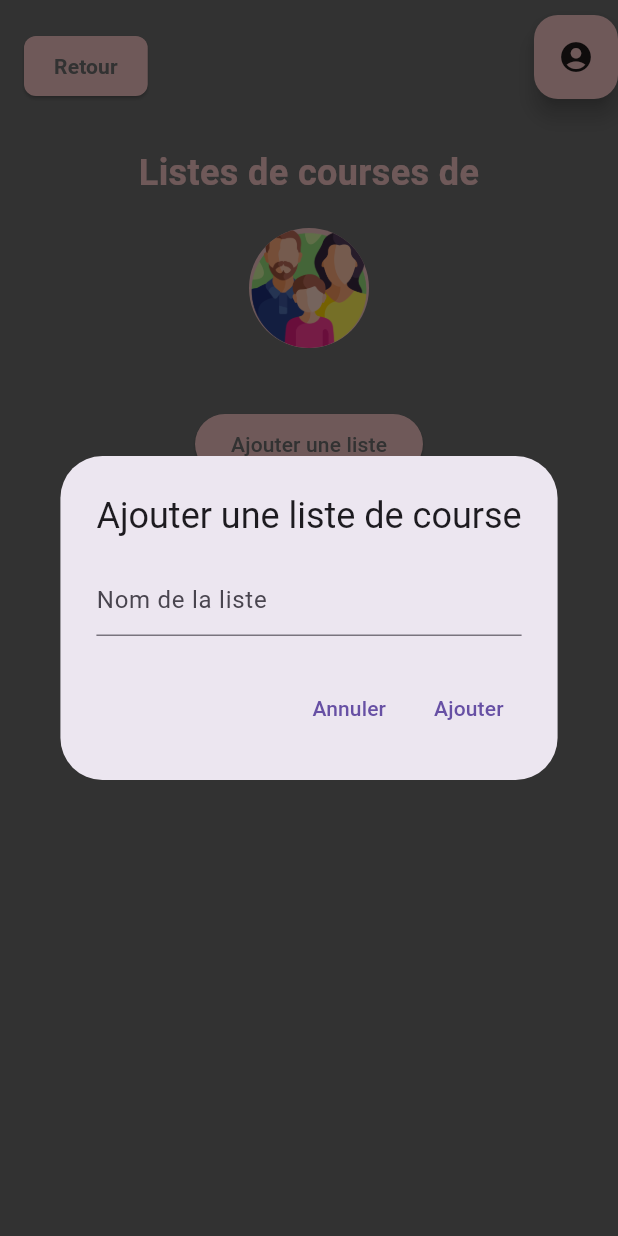
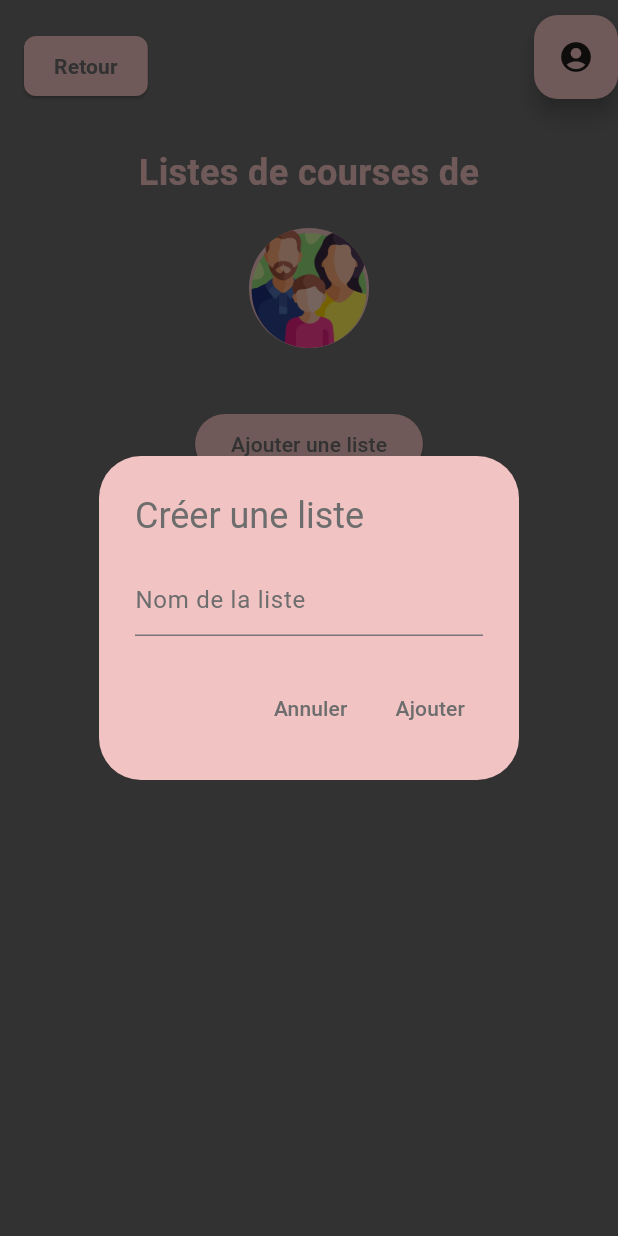
Before and after one commit to GalDen01/SAE-Planificateur-familial, a Flutter app: the GroceryLists screen opened directly with empty values, after a tap on "Ajouter une liste", on a phone screen of 412 x 824 dp. Run offline on Flutter 3.47's test engine with Material 3 defaults, Android fonts, the phone set to English and light mode, and no system bars; generated files the repository leaves out were written again.

Commit message:
Refacto ajout liste pour correspondre a la DA

```diff
--- a/flutter_application_1/lib/src/widgets/list_add_button.dart
+++ b/flutter_application_1/lib/src/widgets/list_add_button.dart
@@ -2,7 +2,8 @@ import 'package:Planificateur_Familial/src/providers/grocery_list_provider.dart'
 import 'package:flutter/material.dart';
 import 'package:provider/provider.dart';
 
-class ListAddButton extends StatelessWidget {
+class ListAddButton
+ extends StatelessWidget {
   final Color backgroundColor;
   final Color textColor;
 
@@ -21,17 +22,23 @@ class ListAddButton extends StatelessWidget {
           builder: (context) {
             final TextEditingController controller = TextEditingController();
             return AlertDialog(
-              title: const Text('Ajouter une liste de course'),
+              backgroundColor: backgroundColor,
+              title: Text('Créer une liste',style: TextStyle(color: textColor)),
               content: TextField(
                 controller: controller,
-                decoration: const InputDecoration(
+                decoration:  InputDecoration(
                   hintText: 'Nom de la liste',
+                  hintStyle: TextStyle(color: textColor),
                 ),
               ),
               actions: [
                 TextButton(
                   onPressed: () => Navigator.pop(context),
-                  child: const Text('Annuler'),
+                  style: TextButton.styleFrom(
+                    foregroundColor: textColor, // Change la couleur du texte
+                    backgroundColor: backgroundColor, // Change la couleur de fond du bouton
+                  ),
+                  child: Text('Annuler', style: TextStyle(color: textColor)),
                 ),
                 TextButton(
                   onPressed: () {
@@ -41,7 +48,11 @@ class ListAddButton extends StatelessWidget {
                       Navigator.pop(context);
                     }
                   },
-                  child: const Text('Ajouter'),
+                  style: TextButton.styleFrom(
+                    foregroundColor: textColor, // Change la couleur du texte
+                    backgroundColor: backgroundColor, // Change la couleur de fond du bouton
+                  ),
+                  child: Text('Ajouter', style: TextStyle(color: textColor)),
                 ),
               ],
             );
@@ -50,9 +61,9 @@ class ListAddButton extends StatelessWidget {
       },
       style: ElevatedButton.styleFrom(
         backgroundColor: backgroundColor, // Couleur du bouton
-        foregroundColor: textColor,      // Couleur du texte du bouton
+        foregroundColor: textColor, // Couleur du texte du bouton
       ),
-      child: const Text('Ajouter une liste'),
+      child: Text('Ajouter une liste', style: TextStyle(color: textColor)),
     );
   }
 }
```
